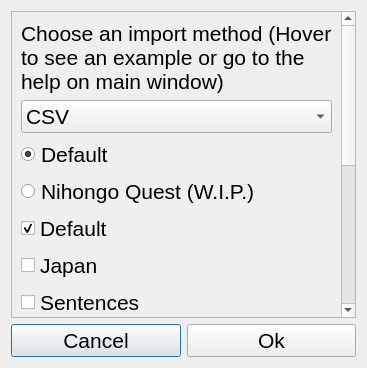
Before: the Qt Designer form v2/ui-files/import.ui in LuuppiChan/luupycards, drawn with Qt 5.
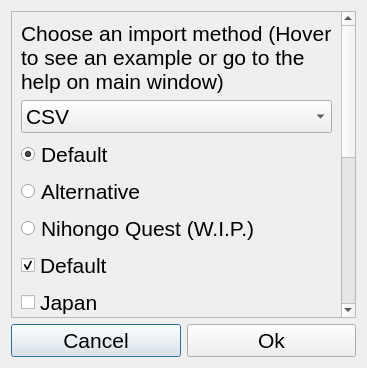
After: the same form once the commit is applied.

Commit message: untested alternative csv mode

Patch:
```diff
--- a/v2/ui-files/import.ui
+++ b/v2/ui-files/import.ui
@@ -28,9 +28,9 @@
       <property name="geometry">
        <rect>
         <x>0</x>
-        <y>-408</y>
+        <y>-170</y>
         <width>337</width>
-        <height>706</height>
+        <height>1020</height>
        </rect>
       </property>
       <layout class="QVBoxLayout" name="verticalLayout">
@@ -79,6 +79,16 @@
            </property>
           </widget>
          </item>
+         <item>
+          <widget class="QRadioButton" name="radioButton_alternative">
+           <property name="toolTip">
+            <string>&lt;html&gt;&lt;head/&gt;&lt;body&gt;&lt;p&gt;This is a more common alternative csv format:&lt;br/&gt;question1,answer1a,answer1b,answer1c&lt;br/&gt;question2,answer2&lt;/p&gt;&lt;/body&gt;&lt;/html&gt;</string>
+           </property>
+           <property name="text">
+            <string>Alternative</string>
+           </property>
+          </widget>
+         </item>
          <item>
           <widget class="QRadioButton" name="radioButton_nq">
            <property name="toolTip">
```
Left out of the diff: 2 changed lines with no effect on the pictures. The commit also changes 9 other files.
